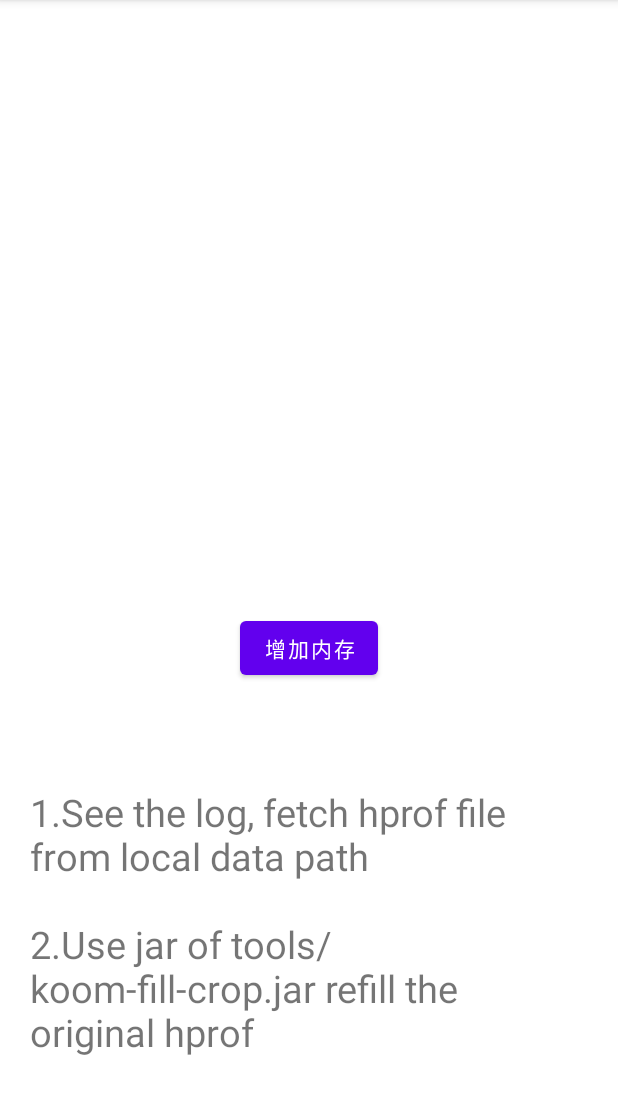
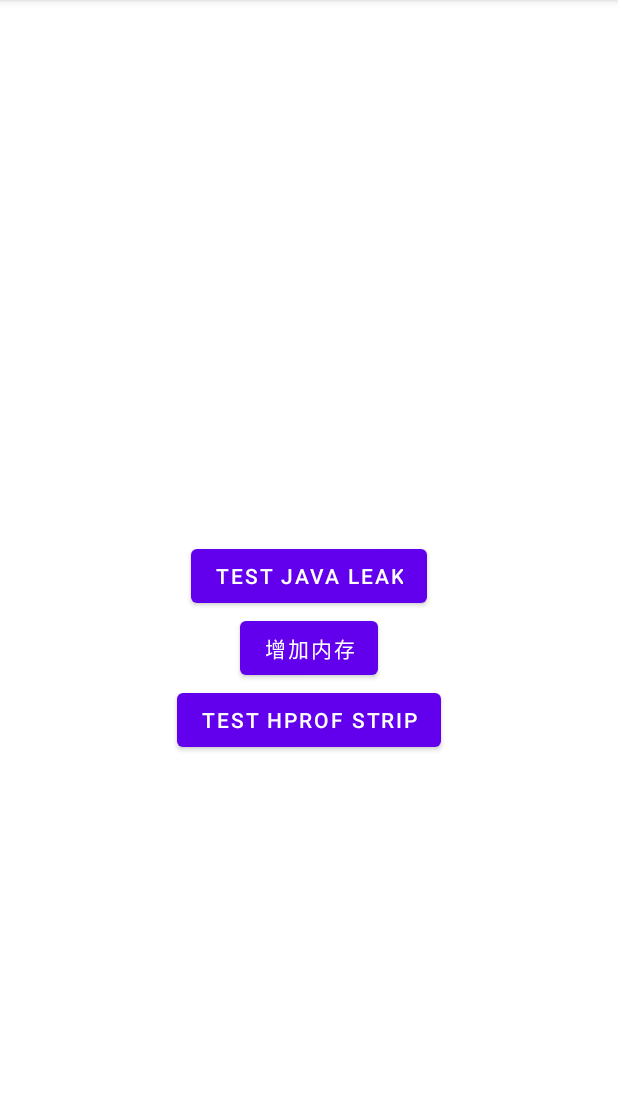
Before and after one commit to yoyoyr/Koom, an Android app: the JavaLeakTestActivity screen opened directly, with no data from a screen before it, after a tap on "TEST HPROF STRIP", on a phone screen of 412 x 824 dp, the part 84-1198 px from its top. Run offline under Robolectric (Android 15) with nearby library versions, the phone set to English and light mode, and no system bars; 4 statements that could not run were skipped.

Commit message:
no message

```diff
--- a/koom-demo/build.gradle
+++ b/koom-demo/build.gradle
@@ -30,7 +30,7 @@ android {
             buildConfigField "String", "BUGGLY_APPID", "\"9538894f9b\""
         }
         release {
-            minifyEnabled false
+            minifyEnabled true
             proguardFiles getDefaultProguardFile('proguard-android-optimize.txt'), 'proguard-rules.pro'
         }
     }
--- a/koom-demo/src/main/AndroidManifest.xml
+++ b/koom-demo/src/main/AndroidManifest.xml
@@ -1,6 +1,10 @@
 <?xml version="1.0" encoding="utf-8"?>
 <manifest xmlns:android="http://schemas.android.com/apk/res/android"
     package="com.kwai.koom.demo">
+
+
+    <uses-permission android:name="android.permission.READ_EXTERNAL_STORAGE" />
+    <uses-permission android:name="android.permission.WRITE_EXTERNAL_STORAGE" />
 
     <application
         android:name=".KOOMApplication"
@@ -8,6 +12,7 @@
         android:icon="@mipmap/ic_launcher"
         android:label="@string/app_name"
         android:largeHeap="true"
+        android:requestLegacyExternalStorage="true"
         android:roundIcon="@mipmap/ic_launcher_round"
         android:supportsRtl="true"
         android:theme="@style/Theme.App">
--- a/koom-demo/src/main/java/com/kwai/koom/demo/javaleak/JavaLeakTestActivity.java
+++ b/koom-demo/src/main/java/com/kwai/koom/demo/javaleak/JavaLeakTestActivity.java
@@ -7,20 +7,24 @@ import static com.kwai.koom.base.Monitor_SystemKt.getProcessStatus;
 import java.io.File;
 import java.io.IOException;
 
+import android.Manifest;
 import android.annotation.SuppressLint;
 import android.content.Context;
 import android.content.Intent;
 import android.os.Bundle;
+import android.os.Environment;
 import android.os.Handler;
 import android.view.View;
 
 import androidx.annotation.Nullable;
 import androidx.appcompat.app.AppCompatActivity;
+import androidx.core.app.ActivityCompat;
 
 import com.kwai.koom.base.MonitorLog;
 import com.kwai.koom.demo.MainActivity;
 import com.kwai.koom.demo.R;
 import com.kwai.koom.demo.javaleak.test.LeakMaker;
+import com.kwai.koom.fastdump.ForkJvmHeapDumper;
 import com.kwai.koom.javaoom.hprof.ForkStripHeapDumper;
 import com.kwai.koom.javaoom.monitor.OOMMonitor;
 import com.kwai.koom.javaoom.monitor.utils.SizeUnit;
@@ -36,6 +40,7 @@ public class JavaLeakTestActivity extends AppCompatActivity {
     @Override
     protected void onCreate(@Nullable Bundle savedInstanceState) {
         super.onCreate(savedInstanceState);
+        request();
         setContentView(R.layout.activity_java_leak_test);
     }
 
@@ -54,7 +59,7 @@ public class JavaLeakTestActivity extends AppCompatActivity {
                 /*
                  * Make some leaks for test!
                  */
-//                LeakMaker.makeLeak(this);
+                LeakMaker.makeLeak(this);
                 break;
             case R.id.btn_leak_more:
 
@@ -70,18 +75,14 @@ public class JavaLeakTestActivity extends AppCompatActivity {
                 break;
 
             case R.id.btn_hprof_dump:
-                showHprofDumpHint();
+//                showHprofDumpHint();
 
-//                File file = new File(getCacheDir() + File.separator + "test.hprof");
-//                try {
-//                    file.createNewFile();
-//                } catch (IOException e) {
-//                    e.printStackTrace();
-//                }
+                String path = Environment.getExternalStorageDirectory().getPath() + "/zkoom";
+                File file = new File(path);
+                file.mkdir();
                 //Pull the hprof from the devices.
                 //adb shell "run-as com.kwai.koom.demo cat 'files/test.hprof'" > ~/temp/test.hprof
-                ForkStripHeapDumper.getInstance().dump(
-                        getCacheDir() + File.separator + "test.hprof");
+                ForkJvmHeapDumper.getInstance().dump(getCacheDir() + "/test.hprof");
                 break;
         }
     }
@@ -97,4 +98,9 @@ public class JavaLeakTestActivity extends AppCompatActivity {
         findViewById(R.id.btn_hprof_dump).setVisibility(View.INVISIBLE);
         findViewById(R.id.tv_hprof_dump_hint).setVisibility(View.VISIBLE);
     }
+
+
+    private void request() {
+        ActivityCompat.requestPermissions(this, new String[]{Manifest.permission.WRITE_EXTERNAL_STORAGE, Manifest.permission.READ_EXTERNAL_STORAGE}, 1);
+    }
 }
--- a/koom-fast-dump/src/main/java/com/kwai/koom/fastdump/ForkJvmHeapDumper.java
+++ b/koom-fast-dump/src/main/java/com/kwai/koom/fastdump/ForkJvmHeapDumper.java
@@ -27,6 +27,7 @@ import java.io.IOException;
 
 import android.os.Build;
 import android.os.Debug;
+import android.os.Environment;
 
 import com.kwai.koom.base.MonitorBuildConfig;
 import com.kwai.koom.base.MonitorLog;
@@ -44,9 +45,10 @@ public class ForkJvmHeapDumper implements HeapDumper {
         return ForkJvmHeapDumper.Holder.INSTANCE;
     }
 
-  private ForkJvmHeapDumper() {}
+    private ForkJvmHeapDumper() {
+    }
 
-  private void init () {
+    private void init() {
         if (mLoadSuccess) {
             return;
         }
--- a/koom-java-leak/src/main/java/com/kwai/koom/javaoom/monitor/analysis/HeapAnalysisService.kt
+++ b/koom-java-leak/src/main/java/com/kwai/koom/javaoom/monitor/analysis/HeapAnalysisService.kt
@@ -265,10 +265,6 @@ class HeapAnalysisService : IntentService("HeapAnalysisService") {
             }
         }
 
-        for (i in 0..60) {
-            MonitorLog.i(TAG, "sleep...")
-            Thread.sleep(2000)
-        }
         measureTimeMillis {
             mHeapGraph = File(hprofFile).openHeapGraph(
                 null,
```
Also changed, not shown: koom-demo/src/main/java/com/kwai/koom/demo/javaleak/test/LeakMaker.java (+4 -4 lines), koom-java-leak/src/main/java/com/kwai/koom/javaoom/monitor/OOMMonitor.kt (+16 -4 lines), 4 other files. Lines whose indentation alone changed are shown as unchanged.
